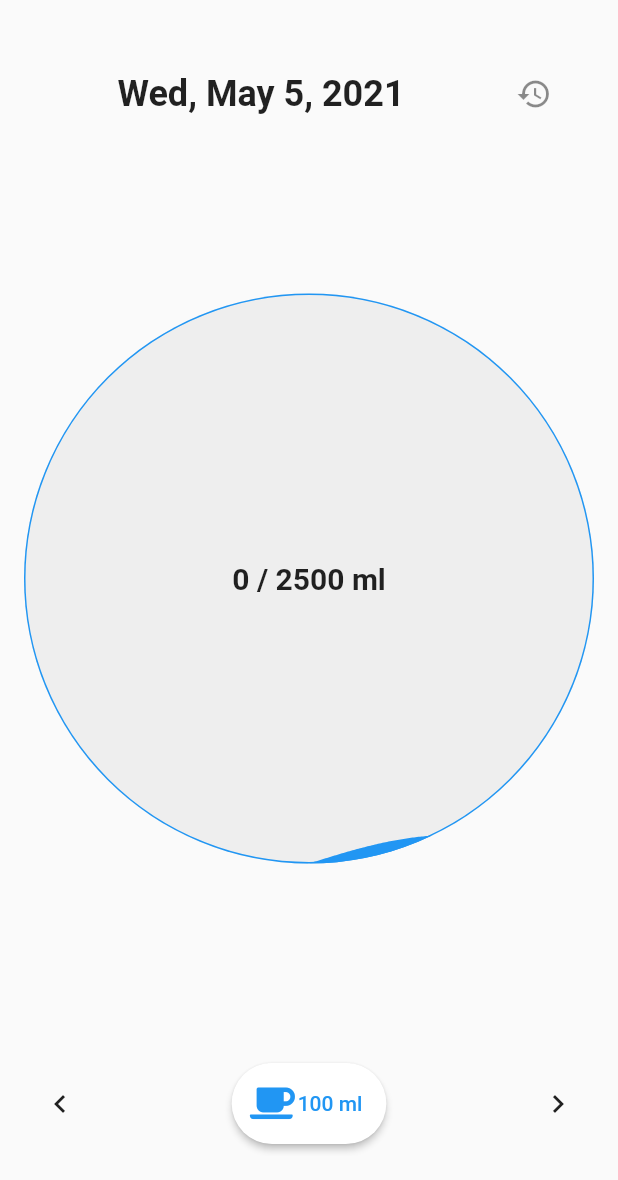
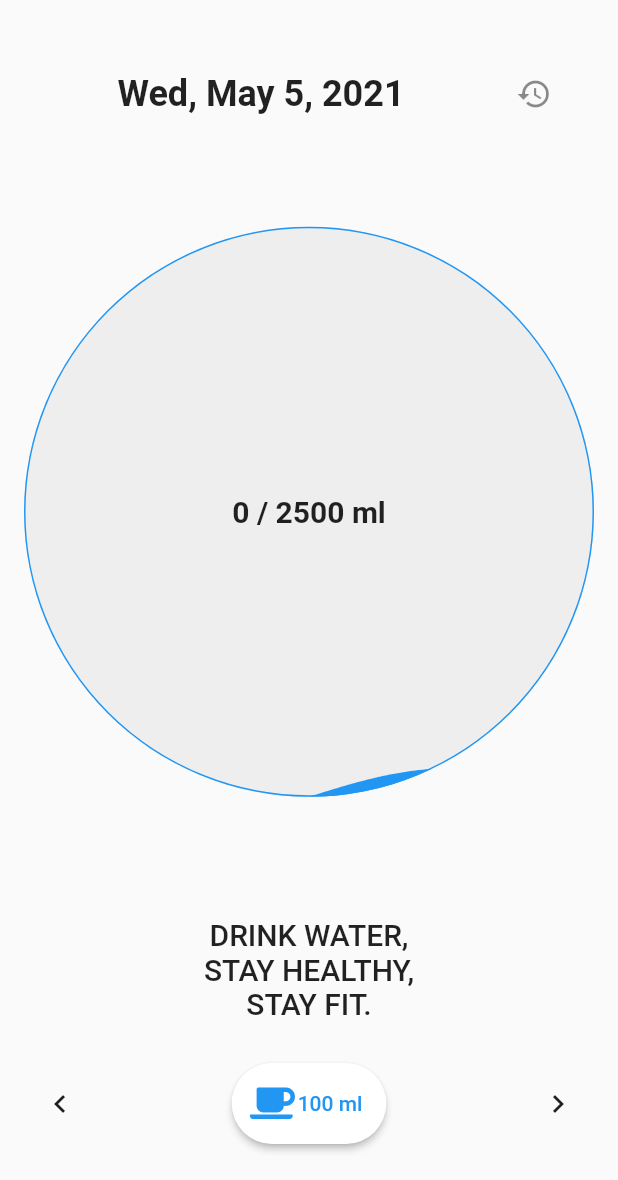
Before and after one commit to appwrite/demo-watertracker-with-flutter, a Flutter app: the HomePage screen opened directly with empty values, on a phone screen of 412 x 824 dp, the part 56-1236 px from its top. Run offline on Flutter 3.47's test engine with Material 2 defaults, Android fonts, the phone set to English and light mode, and no system bars; drawn by our look-alikes of carousel_slider; our stand-ins replace appwrite, font_awesome_flutter, liquid_progress_indicator_ns; missing offline and left inert: package_info_plus_web; network calls fail.

Commit message:
home page design

```diff
--- a/lib/pages/home.dart
+++ b/lib/pages/home.dart
@@ -112,6 +112,12 @@ class _HomePageState extends State<HomePage> {
                   ),
                 ),
               ),
+            ),
+            const SizedBox(height: 20.0),
+            Text(
+              "Drink water,\nstay healthy,\nstay fit.".toUpperCase(),
+              textAlign: TextAlign.center,
+              style: Theme.of(context).textTheme.headline6,
             ),
             const SizedBox(height: 20.0),
             Row(
```
